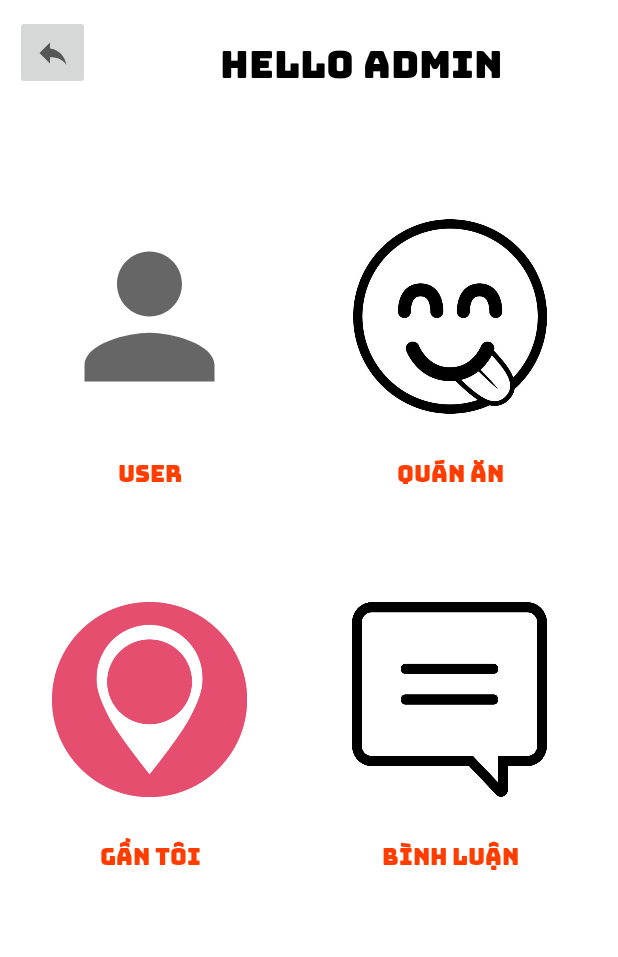
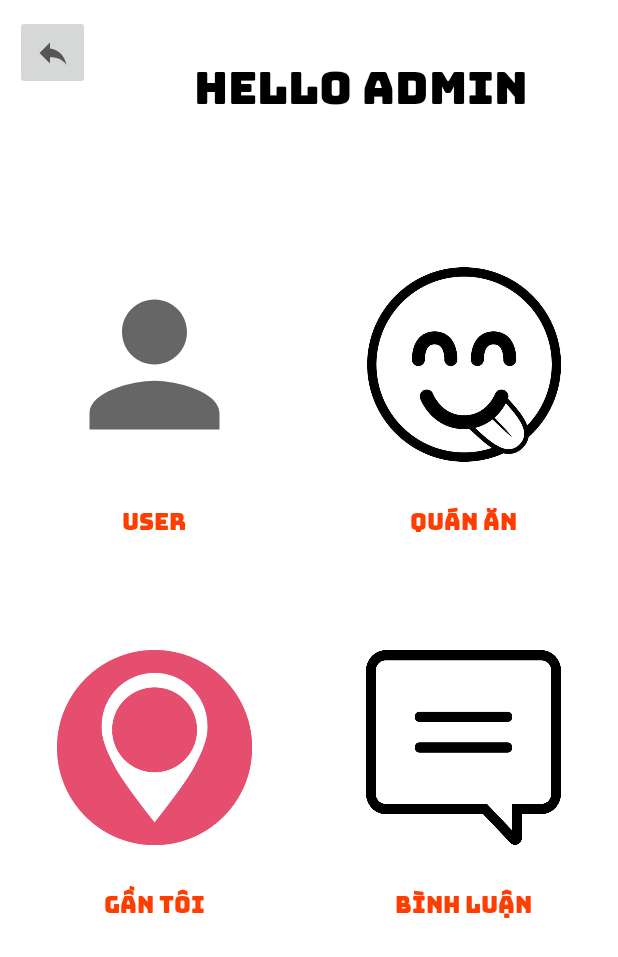
Before and after one commit to Quang16599/Project_Mobile, an Android app: the Admin screen opened directly, with no data from a screen before it, on a phone screen of 412 x 824 dp. Shown: the top 957 px of the screen. Run offline under Robolectric (Android 15) with nearby library versions, the phone set to English and light mode, and no system bars.

Commit message:
Update activity_admin.xml

```diff
--- a/app/src/main/res/layout/activity_admin.xml
+++ b/app/src/main/res/layout/activity_admin.xml
@@ -31,12 +31,12 @@
                 android:id="@+id/textview"
                 android:layout_width="match_parent"
                 android:layout_height="wrap_content"
-                android:layout_margin="10dp"
+                android:layout_margin="20dp"
                 android:fontFamily="@font/bungee"
                 android:gravity="center"
                 android:text="Hello Admin"
                 android:textColor="#000"
-                android:textSize="25sp"></TextView>
+                android:textSize="30dp"></TextView>
 
 
         </LinearLayout>
@@ -47,6 +47,7 @@
             android:orientation="horizontal">
 
             <LinearLayout
+                android:layout_weight="1"
                 android:orientation="vertical"
                 android:id="@+id/lnUser"
                 android:layout_width="200dp"
@@ -56,6 +57,7 @@
                 android:padding="15dp">
 
                 <ImageButton
+
                     android:id="@+id/imgUser"
                     android:layout_width="150dp"
                     android:layout_height="150dp"
@@ -78,6 +80,7 @@
             </LinearLayout>
 
             <LinearLayout
+                android:layout_weight="1"
                 android:id="@+id/lnQuanAn"
                 android:layout_width="200dp"
                 android:layout_height="230dp"
@@ -111,11 +114,13 @@
         </LinearLayout>
 
         <LinearLayout
+
             android:layout_width="match_parent"
             android:layout_height="wrap_content"
             android:orientation="horizontal">
 
             <LinearLayout
+                android:layout_weight="1"
                 android:id="@+id/lnDiaChi"
                 android:layout_width="200dp"
                 android:layout_height="230dp"
@@ -147,6 +152,7 @@
             </LinearLayout>
 
             <LinearLayout
+                android:layout_weight="1"
                 android:id="@+id/lnBinhLuan"
                 android:layout_width="200dp"
                 android:layout_height="230dp"
```
